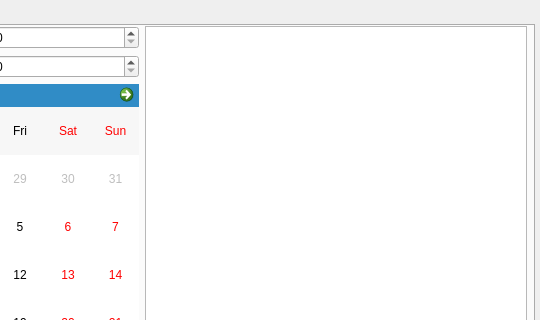
Qt form design_test.ui (maxpaleev/Task_manager) before a commit; both pictures show x 246 to 786 and y 0 to 320 of the 786 by 522 pixel window.
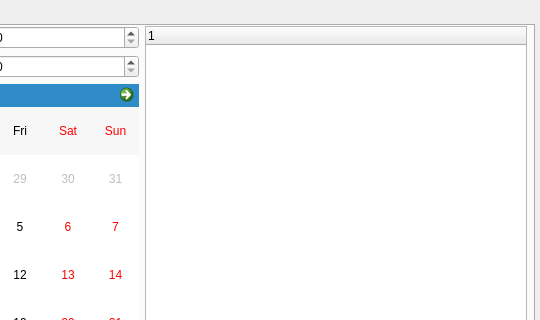
The same form after that commit.

Commit message: Объединение событий по дате

Patch:
```diff
--- a/design_test.ui
+++ b/design_test.ui
@@ -119,7 +119,13 @@
         </layout>
        </item>
        <item>
-        <widget class="QListWidget" name="eventList"/>
+        <widget class="QTreeWidget" name="eventList">
+         <column>
+          <property name="text">
+           <string notr="true">1</string>
+          </property>
+         </column>
+        </widget>
        </item>
       </layout>
      </widget>
```
The commit also changes 1 other file.
